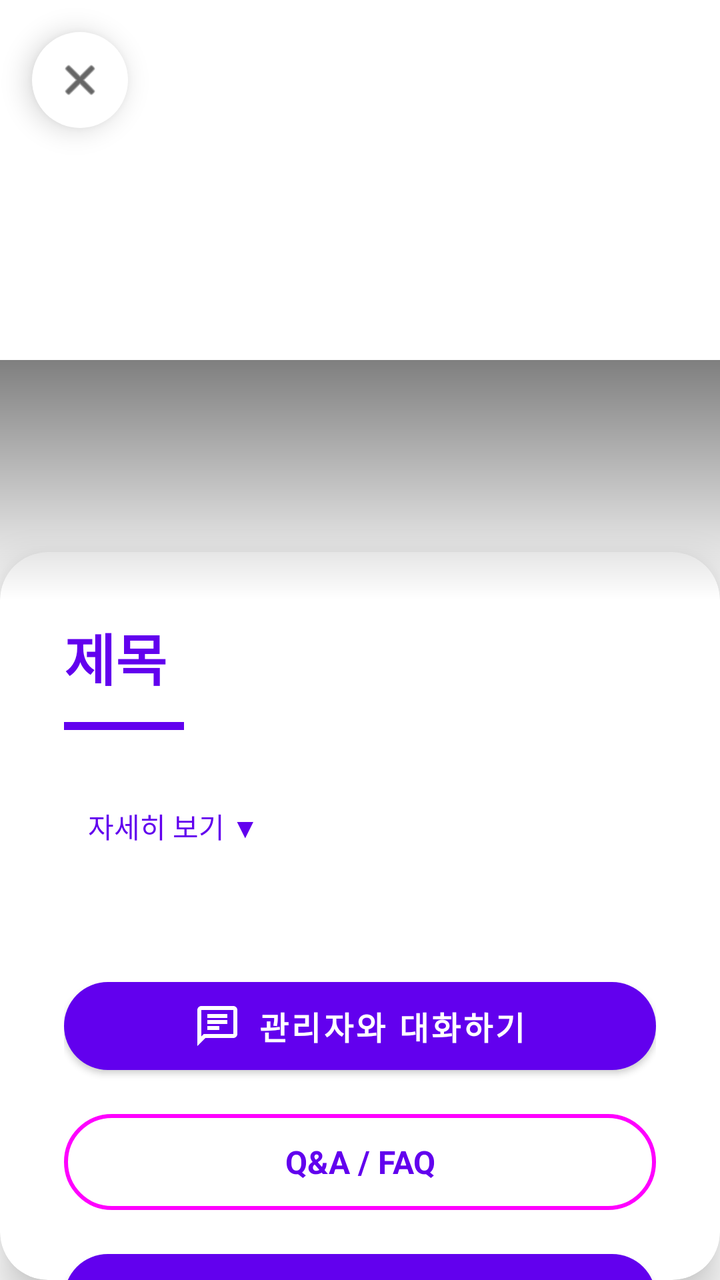
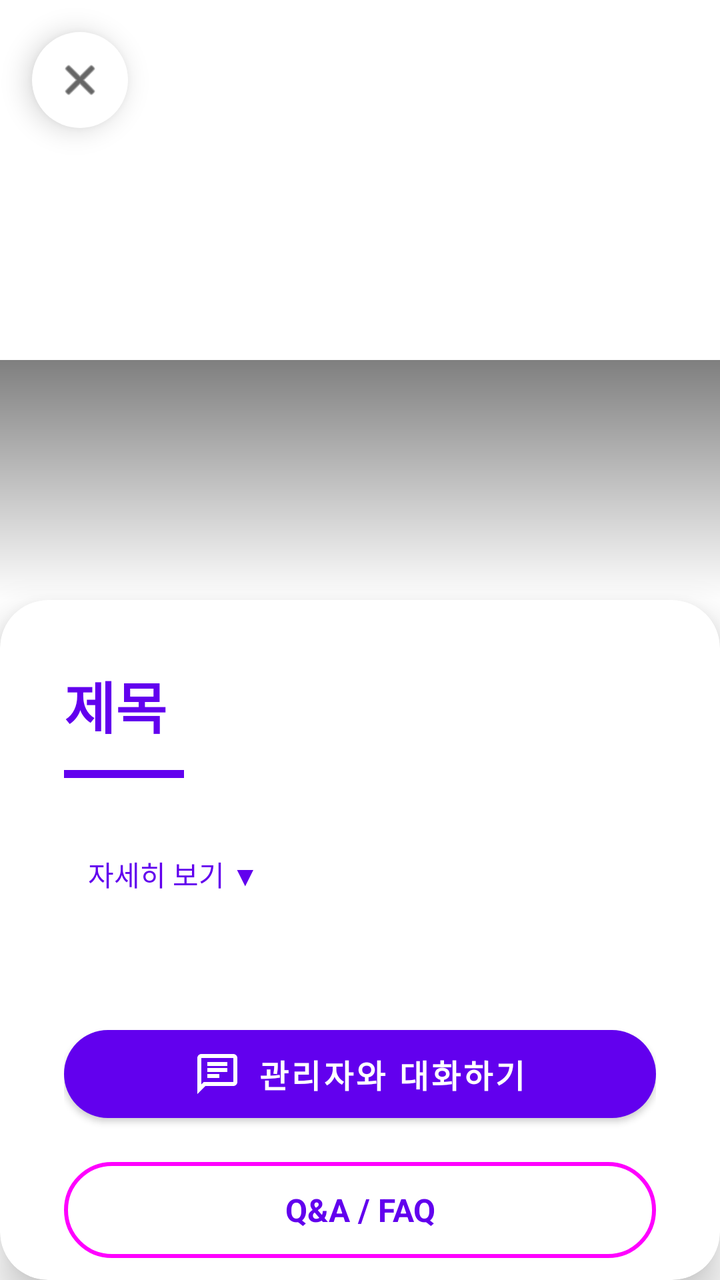

Compare the two renders of this Android layout. The source of the first and the diff that turns it into the second are given below.
<!-- AndroidManifest.xml: application theme Theme.ClubManagement -->
<!-- res/layout/activity_detail.xml -->
<?xml version="1.0" encoding="utf-8"?>
<androidx.coordinatorlayout.widget.CoordinatorLayout
    xmlns:android="http://schemas.android.com/apk/res/android"
    xmlns:app="http://schemas.android.com/apk/res-auto"
    android:layout_width="match_parent"
    android:layout_height="match_parent">

    
    <androidx.viewpager2.widget.ViewPager2
        android:id="@+id/vpDetailImages"
        android:layout_width="match_parent"
        android:layout_height="300dp"
        android:layout_gravity="top"
        android:elevation="14dp"/>

    
    <View
        android:id="@+id/guidelineHalf"
        android:layout_width="0dp"
        android:layout_height="0dp"
        android:visibility="gone"/>

    
    <View
        android:layout_width="match_parent"
        android:layout_height="120dp"
        android:layout_gravity="top"
        android:layout_marginTop="180dp"
        android:background="@drawable/gradient_bottom_overlay"
        android:elevation="14dp"/>

    
    <LinearLayout
        android:id="@+id/llIndicator"
        android:layout_width="wrap_content"
        android:layout_height="wrap_content"
        android:orientation="horizontal"
        android:layout_gravity="top|center_horizontal"
        android:layout_marginTop="260dp"
        android:elevation="15dp">
        
    </LinearLayout>

    
    <ImageView
        android:id="@+id/ivBack"
        android:layout_width="48dp"
        android:layout_height="48dp"
        android:layout_margin="16dp"
        android:padding="12dp"
        android:src="@android:drawable/ic_menu_close_clear_cancel"
        android:contentDescription="뒤로가기"
        android:background="@drawable/back_button_background"
        app:tint="@android:color/black"
        android:elevation="8dp"
        android:layout_gravity="top|start"/>

    
    <ImageView
        android:id="@+id/ivSuperAdminSettings"
        android:layout_width="48dp"
        android:layout_height="48dp"
        android:layout_margin="16dp"
        android:padding="12dp"
        android:src="@android:drawable/ic_menu_manage"
        android:contentDescription="최고 관리자 설정"
        android:background="@drawable/back_button_background"
        app:tint="@android:color/black"
        android:elevation="8dp"
        android:visibility="gone"
        android:layout_gravity="top|end"/>

    
    <com.google.android.material.floatingactionbutton.FloatingActionButton
        android:id="@+id/fabEdit"
        android:layout_width="wrap_content"
        android:layout_height="wrap_content"
        android:layout_margin="16dp"
        android:layout_marginTop="72dp"
        android:src="@android:drawable/ic_menu_edit"
        android:contentDescription="편집"
        android:visibility="gone"
        android:layout_gravity="top|end"/>

    
    <ProgressBar
        android:id="@+id/progressBar"
        android:layout_width="wrap_content"
        android:layout_height="wrap_content"
        android:visibility="gone"
        android:layout_gravity="center"/>

    
    <androidx.cardview.widget.CardView
        android:id="@+id/cardContent"
        android:layout_width="match_parent"
        android:layout_height="match_parent"
        app:cardCornerRadius="24dp"
        app:cardElevation="12dp"
        android:layout_marginTop="276dp"
        android:layout_gravity="top">

        <androidx.core.widget.NestedScrollView
            android:layout_width="match_parent"
            android:layout_height="match_parent"
            android:clipToPadding="false"
            android:overScrollMode="always">

            <LinearLayout
                android:layout_width="match_parent"
                android:layout_height="wrap_content"
                android:orientation="vertical"
                android:paddingStart="32dp"
                android:paddingEnd="32dp"
                android:paddingTop="32dp"
                android:paddingBottom="100dp">

                
                <TextView
                    android:id="@+id/tvDetailTitle"
                    android:layout_width="wrap_content"
                    android:layout_height="wrap_content"
                    android:text="제목"
                    android:textSize="28sp"
                    android:textStyle="bold"
                    android:textColor="?attr/colorPrimary"/>

                
                <View
                    android:layout_width="60dp"
                    android:layout_height="4dp"
                    android:layout_marginTop="12dp"
                    android:layout_marginBottom="24dp"
                    android:background="?attr/colorPrimary"/>

                
                <LinearLayout
                    android:id="@+id/llDescriptionSection"
                    android:layout_width="match_parent"
                    android:layout_height="wrap_content"
                    android:orientation="vertical"
                    android:visibility="gone"
                    android:layout_marginBottom="16dp">

                    <TextView
                        android:layout_width="wrap_content"
                        android:layout_height="wrap_content"
                        android:text="📝 동아리 소개"
                        android:textSize="16sp"
                        android:textStyle="bold"
                        android:textColor="?attr/colorPrimary"
                        android:layout_marginBottom="8dp"/>

                    <TextView
                        android:id="@+id/tvDetailDescription"
                        android:layout_width="wrap_content"
                        android:layout_height="wrap_content"
                        android:text="설명"
                        android:textSize="15sp"
                        android:lineHeight="26dp"
                        android:textColor="@android:color/black"/>

                </LinearLayout>

                
                <LinearLayout
                    android:id="@+id/llMainActivitiesSection"
                    android:layout_width="match_parent"
                    android:layout_height="wrap_content"
                    android:orientation="vertical"
                    android:visibility="gone"
                    android:layout_marginBottom="16dp">

                    <TextView
                        android:layout_width="wrap_content"
                        android:layout_height="wrap_content"
                        android:text="🎯 주요 활동"
                        android:textSize="16sp"
                        android:textStyle="bold"
                        android:textColor="?attr/colorPrimary"
                        android:layout_marginBottom="8dp"/>

                    <TextView
                        android:id="@+id/tvMainActivities"
                        android:layout_width="wrap_content"
                        android:layout_height="wrap_content"
                        android:text="주요 활동"
                        android:textSize="15sp"
                        android:lineHeight="26dp"
                        android:textColor="@android:color/black"/>

                </LinearLayout>

                
                <com.google.android.material.button.MaterialButton
                    android:id="@+id/btnViewMoreDetails"
                    android:layout_width="wrap_content"
                    android:layout_height="wrap_content"
                    android:text="자세히 보기 ▼"
                    android:textSize="14sp"
                    style="@style/Widget.Material3.Button.TextButton"
                    android:layout_marginBottom="16dp"/>

                
                <LinearLayout
                    android:id="@+id/llClubInfo"
                    android:layout_width="match_parent"
                    android:layout_height="wrap_content"
                    android:orientation="vertical"
                    android:background="@drawable/info_section_background"
                    android:padding="16dp"
                    android:layout_marginBottom="24dp"
                    android:visibility="gone">

                    
                    <LinearLayout
                        android:id="@+id/llProfessor"
                        android:layout_width="match_parent"
                        android:layout_height="wrap_content"
                        android:orientation="horizontal"
                        android:visibility="gone">

                        <TextView
                            android:layout_width="80dp"
                            android:layout_height="wrap_content"
                            android:text="지도교수"
                            android:textSize="14sp"
                            android:textColor="@android:color/darker_gray"/>

                        <TextView
                            android:id="@+id/tvInfoProfessor"
                            android:layout_width="0dp"
                            android:layout_height="wrap_content"
                            android:layout_weight="1"
                            android:text="-"
                            android:textSize="14sp"
                            android:textColor="@android:color/black"/>

                    </LinearLayout>

                    
                    <LinearLayout
                        android:id="@+id/llDepartment"
                        android:layout_width="match_parent"
                        android:layout_height="wrap_content"
                        android:orientation="horizontal"
                        android:layout_marginTop="8dp"
                        android:visibility="gone">

                        <TextView
                            android:layout_width="80dp"
                            android:layout_height="wrap_content"
                            android:text="학과"
                            android:textSize="14sp"
                            android:textColor="@android:color/darker_gray"/>

                        <TextView
                            android:id="@+id/tvInfoDepartment"
                            android:layout_width="0dp"
                            android:layout_height="wrap_content"
                            android:layout_weight="1"
                            android:text="-"
                            android:textSize="14sp"
                            android:textColor="@android:color/black"/>

                    </LinearLayout>

                    
                    <LinearLayout
                        android:id="@+id/llLocation"
                        android:layout_width="match_parent"
                        android:layout_height="wrap_content"
                        android:orientation="horizontal"
                        android:layout_marginTop="8dp"
                        android:visibility="gone">

                        <TextView
                            android:layout_width="80dp"
                            android:layout_height="wrap_content"
                            android:text="동아리방"
                            android:textSize="14sp"
                            android:textColor="@android:color/darker_gray"/>

                        <TextView
                            android:id="@+id/tvInfoLocation"
                            android:layout_width="0dp"
                            android:layout_height="wrap_content"
                            android:layout_weight="1"
                            android:text="-"
                            android:textSize="14sp"
                            android:textColor="@android:color/black"/>

                    </LinearLayout>

                    
                    <LinearLayout
                        android:id="@+id/llFoundedAt"
                        android:layout_width="match_parent"
                        android:layout_height="wrap_content"
                        android:orientation="horizontal"
                        android:layout_marginTop="8dp"
                        android:visibility="gone">

                        <TextView
                            android:layout_width="80dp"
                            android:layout_height="wrap_content"
                            android:text="설립일"
                            android:textSize="14sp"
                            android:textColor="@android:color/darker_gray"/>

                        <TextView
                            android:id="@+id/tvInfoFoundedAt"
                            android:layout_width="0dp"
                            android:layout_height="wrap_content"
                            android:layout_weight="1"
                            android:text="-"
                            android:textSize="14sp"
                            android:textColor="@android:color/black"/>

                    </LinearLayout>

                    
                    <LinearLayout
                        android:id="@+id/llMemberCount"
                        android:layout_width="match_parent"
                        android:layout_height="wrap_content"
                        android:orientation="horizontal"
                        android:layout_marginTop="8dp"
                        android:visibility="gone">

                        <TextView
                            android:layout_width="80dp"
                            android:layout_height="wrap_content"
                            android:text="인원 수"
                            android:textSize="14sp"
                            android:textColor="@android:color/darker_gray"/>

                        <TextView
                            android:id="@+id/tvInfoMemberCount"
                            android:layout_width="0dp"
                            android:layout_height="wrap_content"
                            android:layout_weight="1"
                            android:text="-"
                            android:textSize="14sp"
                            android:textColor="@android:color/black"/>

                    </LinearLayout>

                    
                    <LinearLayout
                        android:id="@+id/llPurpose"
                        android:layout_width="match_parent"
                        android:layout_height="wrap_content"
                        android:orientation="vertical"
                        android:layout_marginTop="12dp"
                        android:visibility="gone">

                        <TextView
                            android:layout_width="wrap_content"
                            android:layout_height="wrap_content"
                            android:text="설립 목적"
                            android:textSize="14sp"
                            android:textColor="@android:color/darker_gray"/>

                        <TextView
                            android:id="@+id/tvInfoPurpose"
                            android:layout_width="match_parent"
                            android:layout_height="wrap_content"
                            android:layout_marginTop="4dp"
                            android:text="-"
                            android:textSize="14sp"
                            android:lineSpacingExtra="4dp"
                            android:textColor="@android:color/black"/>

                    </LinearLayout>

                    
                    <LinearLayout
                        android:id="@+id/llSchedule"
                        android:layout_width="match_parent"
                        android:layout_height="wrap_content"
                        android:orientation="vertical"
                        android:layout_marginTop="12dp"
                        android:visibility="gone">

                        <TextView
                            android:layout_width="wrap_content"
                            android:layout_height="wrap_content"
                            android:text="행사 일정"
                            android:textSize="14sp"
                            android:textColor="@android:color/darker_gray"/>

                        <TextView
                            android:id="@+id/tvInfoSchedule"
                            android:layout_width="match_parent"
                            android:layout_height="wrap_content"
                            android:layout_marginTop="4dp"
                            android:text="-"
                            android:textSize="14sp"
                            android:lineSpacingExtra="4dp"
                            android:textColor="@android:color/black"/>

                    </LinearLayout>

                </LinearLayout>

                
                <LinearLayout
                    android:id="@+id/llFeatureList"
                    android:layout_width="match_parent"
                    android:layout_height="wrap_content"
                    android:orientation="vertical"
                    android:visibility="gone">
                </LinearLayout>

                
                <com.google.android.material.button.MaterialButton
                    android:id="@+id/btnChatWithAdmin"
                    android:layout_width="match_parent"
                    android:layout_height="56dp"
                    android:text="관리자와 대화하기"
                    android:textSize="16sp"
                    android:textStyle="bold"
                    android:layout_marginTop="32dp"
                    app:icon="@drawable/ic_chat"
                    app:iconGravity="textStart"
                    app:iconPadding="8dp"
                    app:cornerRadius="28dp"/>

                
                <com.google.android.material.button.MaterialButton
                    android:id="@+id/btnQnAFaq"
                    android:layout_width="match_parent"
                    android:layout_height="56dp"
                    android:text="Q&amp;A / FAQ"
                    android:textSize="16sp"
                    android:textStyle="bold"
                    android:layout_marginTop="12dp"
                    style="@style/Widget.Material3.Button.OutlinedButton"
                    app:cornerRadius="28dp"
                    app:strokeWidth="2dp"/>

                
                <com.google.android.material.button.MaterialButton
                    android:id="@+id/btnAction"
                    android:layout_width="match_parent"
                    android:layout_height="56dp"
                    android:text="시작하기"
                    android:textSize="16sp"
                    android:textStyle="bold"
                    android:layout_marginTop="12dp"
                    app:cornerRadius="28dp"/>

                
                <com.google.android.material.button.MaterialButton
                    android:id="@+id/btnGoToMyClub"
                    android:layout_width="match_parent"
                    android:layout_height="56dp"
                    android:text="내 동아리로 가기"
                    android:textSize="16sp"
                    android:textStyle="bold"
                    android:layout_marginTop="12dp"
                    android:backgroundTint="#4CAF50"
                    android:visibility="gone"
                    app:cornerRadius="28dp"/>

                
                <com.google.android.material.button.MaterialButton
                    android:id="@+id/btnAdminManage"
                    android:layout_width="match_parent"
                    android:layout_height="56dp"
                    android:text="동아리 관리"
                    android:textSize="16sp"
                    android:textStyle="bold"
                    android:layout_marginTop="12dp"
                    android:backgroundTint="#FF5722"
                    android:visibility="gone"
                    app:cornerRadius="28dp"/>


            </LinearLayout>

        </androidx.core.widget.NestedScrollView>

    </androidx.cardview.widget.CardView>

</androidx.coordinatorlayout.widget.CoordinatorLayout>
<!-- resources referenced by this layout -->
<resources>
  <!-- drawable back_button_background (drawable) -->
  <?xml version="1.0" encoding="utf-8"?>
  <shape xmlns:android="http://schemas.android.com/apk/res/android"
      android:shape="oval">
      <solid android:color="#FFFFFF"/>
      <size
          android:width="48dp"
          android:height="48dp"/>
  </shape>
  <!-- drawable gradient_bottom_overlay (drawable) -->
  <?xml version="1.0" encoding="utf-8"?>
  <shape xmlns:android="http://schemas.android.com/apk/res/android">
      <gradient
          android:angle="90"
          android:startColor="#00000000"
          android:endColor="#80000000"
          android:type="linear"/>
  </shape>
  <!-- drawable ic_chat (drawable) -->
  <?xml version="1.0" encoding="utf-8"?>
  <vector xmlns:android="http://schemas.android.com/apk/res/android"
      android:width="24dp"
      android:height="24dp"
      android:viewportWidth="24"
      android:viewportHeight="24"
      android:tint="?attr/colorControlNormal">
      <path
          android:fillColor="#000000"
          android:pathData="M20,2H4C2.9,2 2,2.9 2,4v18l4,-4h14c1.1,0 2,-0.9 2,-2V4C22,2.9 21.1,2 20,2zM20,16H5.17L4,17.17V4h16V16z"/>
      <path
          android:fillColor="#000000"
          android:pathData="M7,9h10v2H7z"/>
      <path
          android:fillColor="#000000"
          android:pathData="M7,6h10v2H7z"/>
      <path
          android:fillColor="#000000"
          android:pathData="M7,12h6v2H7z"/>
  </vector>
  <!-- drawable info_section_background (drawable) -->
  <?xml version="1.0" encoding="utf-8"?>
  <shape xmlns:android="http://schemas.android.com/apk/res/android"
      android:shape="rectangle">
      <solid android:color="#F5F5F5"/>
      <corners android:radius="8dp"/>
  </shape>
  <style name="Theme.ClubManagement" parent="Theme.MaterialComponents.DayNight.NoActionBar">
          
          <item name="colorPrimary">@color/purple_500</item>
          <item name="colorPrimaryVariant">@color/purple_700</item>
          <item name="colorOnPrimary">@color/white</item>
          
          <item name="colorSecondary">@color/teal_200</item>
          <item name="colorSecondaryVariant">@color/teal_700</item>
          <item name="colorOnSecondary">@color/black</item>
          
          <item name="android:statusBarColor">#40000000</item>
          <item name="android:windowLightStatusBar" tools:targetApi="m">false</item>
          
          <item name="android:navigationBarColor">@android:color/white</item>
          <item name="android:windowLightNavigationBar" tools:targetApi="o_mr1">true</item>
          <item name="android:fitsSystemWindows">true</item>
      </style>
  <color name="purple_500">#FF6200EE</color>
  <color name="purple_700">#FF3700B3</color>
  <color name="white">#FFFFFFFF</color>
  <color name="teal_200">#FF03DAC5</color>
  <color name="teal_700">#FF018786</color>
  <color name="black">#FF000000</color>
</resources>

<!-- the commit's change to res/layout/activity_detail.xml (unified diff, before → after) -->
@@ -36,7 +36,7 @@
         android:layout_height="wrap_content"
         android:orientation="horizontal"
         android:layout_gravity="top|center_horizontal"
-        android:layout_marginTop="260dp"
+        android:layout_marginTop="270dp"
         android:elevation="15dp">
         
     </LinearLayout>
@@ -97,7 +97,7 @@
         android:layout_height="match_parent"
         app:cardCornerRadius="24dp"
         app:cardElevation="12dp"
-        android:layout_marginTop="276dp"
+        android:layout_marginTop="300dp"
         android:layout_gravity="top">
 
         <androidx.core.widget.NestedScrollView
